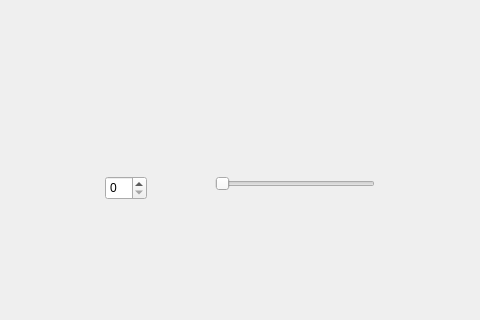
Qt form widget.ui (LaiChienTing/Spinbox) before a commit; both pictures show x 165 to 645 and y 144 to 464 of the 800 by 600 pixel window.
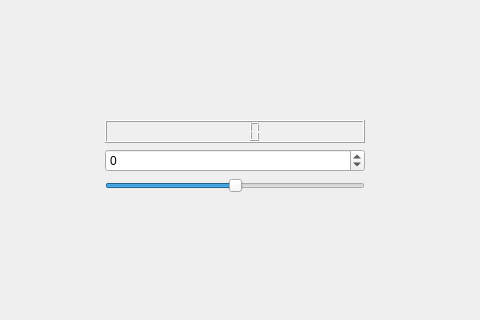
The same form after that commit.

Commit message: Project Completed!

Diff of the .ui file:
```diff
--- a/widget.ui
+++ b/widget.ui
@@ -13,29 +13,90 @@
   <property name="windowTitle">
    <string>Widget</string>
   </property>
-  <widget class="QSlider" name="horizontalSlider">
-   <property name="geometry">
-    <rect>
-     <x>380</x>
-     <y>320</y>
-     <width>160</width>
-     <height>16</height>
-    </rect>
-   </property>
-   <property name="orientation">
-    <enum>Qt::Orientation::Horizontal</enum>
-   </property>
-  </widget>
-  <widget class="QSpinBox" name="spinBox">
-   <property name="geometry">
-    <rect>
-     <x>270</x>
-     <y>320</y>
-     <width>42</width>
-     <height>24</height>
-    </rect>
-   </property>
-  </widget>
+  <layout class="QHBoxLayout" name="horizontalLayout_2">
+   <item>
+    <spacer name="horizontalSpacer">
+     <property name="orientation">
+      <enum>Qt::Orientation::Horizontal</enum>
+     </property>
+     <property name="sizeHint" stdset="0">
+      <size>
+       <width>40</width>
+       <height>20</height>
+      </size>
+     </property>
+    </spacer>
+   </item>
+   <item>
+    <layout class="QVBoxLayout" name="verticalLayout">
+     <item>
+      <spacer name="verticalSpacer_2">
+       <property name="orientation">
+        <enum>Qt::Orientation::Vertical</enum>
+       </property>
+       <property name="sizeHint" stdset="0">
+        <size>
+         <width>20</width>
+         <height>40</height>
+        </size>
+       </property>
+      </spacer>
+     </item>
+     <item>
+      <widget class="QLCDNumber" name="lcdNumber"/>
+     </item>
+     <item>
+      <widget class="QSpinBox" name="spinBox">
+       <property name="minimum">
+        <number>-100</number>
+       </property>
+       <property name="maximum">
+        <number>100</number>
+       </property>
+      </widget>
+     </item>
+     <item>
+      <widget class="QSlider" name="horizontalSlider">
+       <property name="minimum">
+        <number>-100</number>
+       </property>
+       <property name="maximum">
+        <number>100</number>
+       </property>
+       <property name="orientation">
+        <enum>Qt::Orientation::Horizontal</enum>
+       </property>
+      </widget>
+     </item>
+     <item>
+      <spacer name="verticalSpacer">
+       <property name="orientation">
+        <enum>Qt::Orientation::Vertical</enum>
+       </property>
+       <property name="sizeHint" stdset="0">
+        <size>
+         <width>20</width>
+         <height>40</height>
+        </size>
+       </property>
+      </spacer>
+     </item>
+    </layout>
+   </item>
+   <item>
+    <spacer name="horizontalSpacer_2">
+     <property name="orientation">
+      <enum>Qt::Orientation::Horizontal</enum>
+     </property>
+     <property name="sizeHint" stdset="0">
+      <size>
+       <width>40</width>
+       <height>20</height>
+      </size>
+     </property>
+    </spacer>
+   </item>
+  </layout>
  </widget>
  <resources/>
  <connections>
```
Left out of the diff: 48 changed lines with no effect on the pictures.
